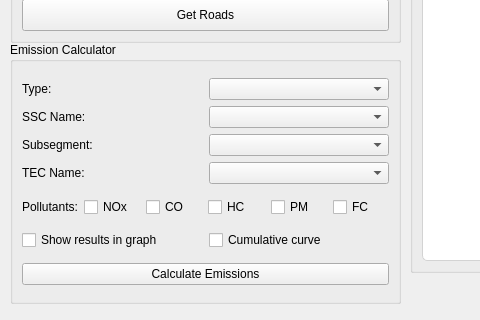
Old version of the form road_emission_calculator_dialog_base.ui in the repository NPRA/RoadEmissionCalculator; both pictures show x 0 to 480 and y 138 to 458 of the 714 by 458 pixel window.
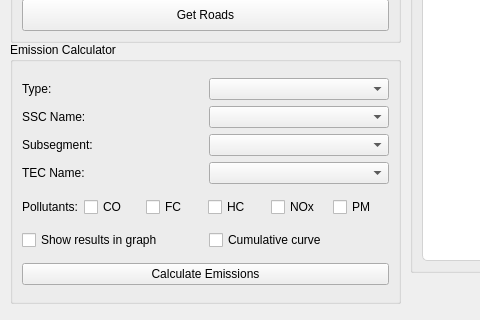
New version of the form. Icons and pictures are not drawn.

Commit message: - add new class pollutants - bug fix

```diff
--- a/road_emission_calculator_dialog_base.ui
+++ b/road_emission_calculator_dialog_base.ui
@@ -129,19 +129,19 @@
        </widget>
       </item>
       <item row="0" column="1">
-       <widget class="QCheckBox" name="checkBoxNox">
-        <property name="text">
-         <string>NOx</string>
-        </property>
-       </widget>
-      </item>
-      <item row="0" column="2">
        <widget class="QCheckBox" name="checkBoxCo">
         <property name="text">
          <string>CO</string>
         </property>
        </widget>
       </item>
+      <item row="0" column="2">
+       <widget class="QCheckBox" name="checkBoxFc">
+        <property name="text">
+         <string>FC</string>
+        </property>
+       </widget>
+      </item>
       <item row="0" column="3">
        <widget class="QCheckBox" name="checkBoxHc">
         <property name="text">
@@ -150,19 +150,19 @@
        </widget>
       </item>
       <item row="0" column="4">
+       <widget class="QCheckBox" name="checkBoxNox">
+        <property name="text">
+         <string>NOx</string>
+        </property>
+       </widget>
+      </item>
+      <item row="0" column="5">
        <widget class="QCheckBox" name="checkBoxPm">
         <property name="text">
          <string>PM</string>
         </property>
        </widget>
       </item>
-      <item row="0" column="5">
-       <widget class="QCheckBox" name="checkBoxFc">
-        <property name="text">
-         <string>FC</string>
-        </property>
-       </widget>
-      </item>
      </layout>
     </item>
     <item row="2" column="0">
```
The commit also changes 3 other files.
